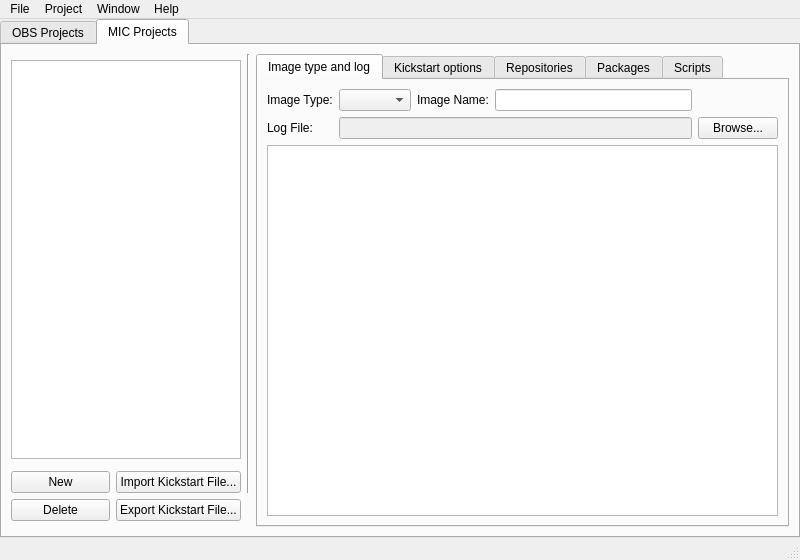
First picture: the form in src/ObsLightGui/ui/obsLightMain.ui, repository ronan22/obs-light, before the edit.
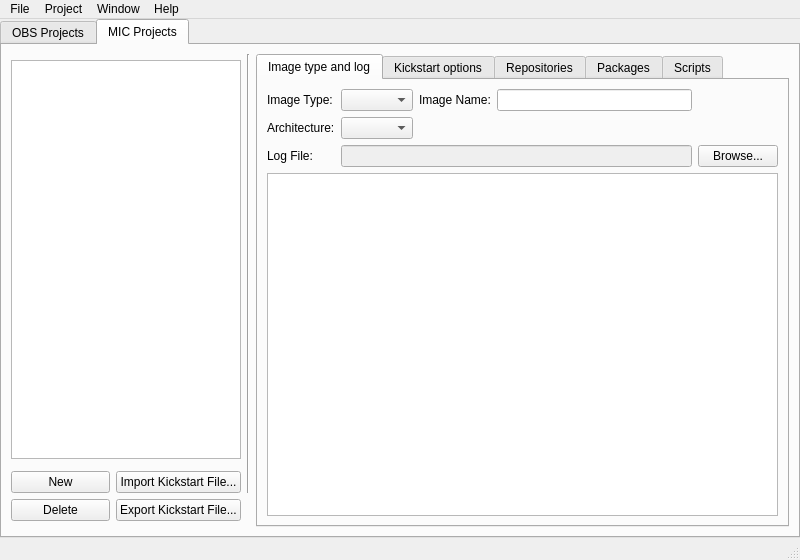
Second picture: the form after the edit. The open tabs and pages were chosen to show the change. Icons and pictures are not drawn.

Commit message: - added methods to get available image types and architectures for MIC   project in ObsLightManager.py - added architecture and image type get/set from GUI

Diff of the .ui file:
```diff
--- a/src/ObsLightGui/ui/obsLightMain.ui
+++ b/src/ObsLightGui/ui/obsLightMain.ui
@@ -1213,17 +1213,17 @@
             <item row="0" column="1">
              <widget class="QComboBox" name="imageTypeComboBox"/>
             </item>
-            <item row="2" column="0" colspan="5">
+            <item row="3" column="0" colspan="5">
              <widget class="QPlainTextEdit" name="micLogTextEdit"/>
             </item>
-            <item row="1" column="1" colspan="3">
+            <item row="2" column="1" colspan="3">
              <widget class="QLineEdit" name="logFilePathLineEdit">
               <property name="enabled">
                <bool>false</bool>
               </property>
              </widget>
             </item>
-            <item row="1" column="0">
+            <item row="2" column="0">
              <widget class="QLabel" name="logFilePathLabel">
               <property name="text">
                <string>Log File:</string>
@@ -1240,13 +1240,23 @@
             <item row="0" column="3">
              <widget class="QLineEdit" name="imageNameLineEdit"/>
             </item>
-            <item row="1" column="4">
+            <item row="2" column="4">
              <widget class="QPushButton" name="browseLogButton">
               <property name="text">
                <string>Browse...</string>
               </property>
              </widget>
             </item>
+            <item row="1" column="0">
+             <widget class="QLabel" name="architectureLabel">
+              <property name="text">
+               <string>Architecture:</string>
+              </property>
+             </widget>
+            </item>
+            <item row="1" column="1">
+             <widget class="QComboBox" name="architectureComboBox"/>
+            </item>
            </layout>
           </widget>
           <widget class="QWidget" name="kickstartOptionsTab">
```
Left out of the diff: 2 changed lines with no effect on the pictures. The commit also changes 5 other files.
